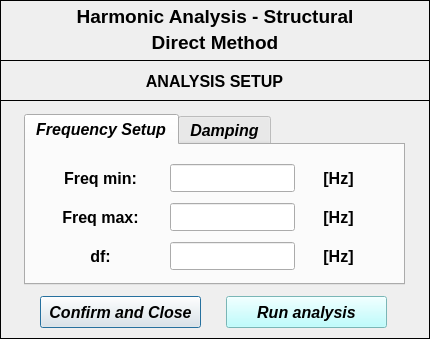
Old version of the form data/user_input/ui/Analysis/Structural/analysisSetupInput_HarmonicAnalysisDirectMethod.ui in the repository open-pulse/OpenPulse.
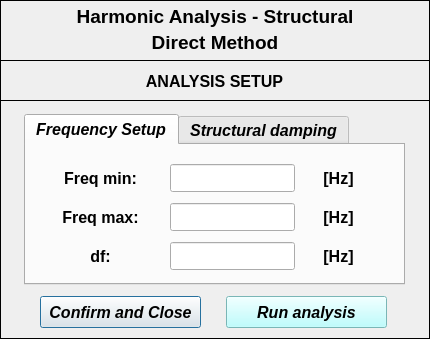
New version of the form. Icons and pictures are not drawn.

What changed in the file:
```diff
--- a/data/user_input/ui/Analysis/Structural/analysisSetupInput_HarmonicAnalysisDirectMethod.ui
+++ b/data/user_input/ui/Analysis/Structural/analysisSetupInput_HarmonicAnalysisDirectMethod.ui
@@ -474,7 +474,7 @@
     </widget>
     <widget class="QWidget" name="widget">
      <attribute name="title">
-      <string>Damping</string>
+      <string>Structural damping</string>
      </attribute>
      <widget class="QWidget" name="verticalLayoutWidget_5">
       <property name="geometry">
```
